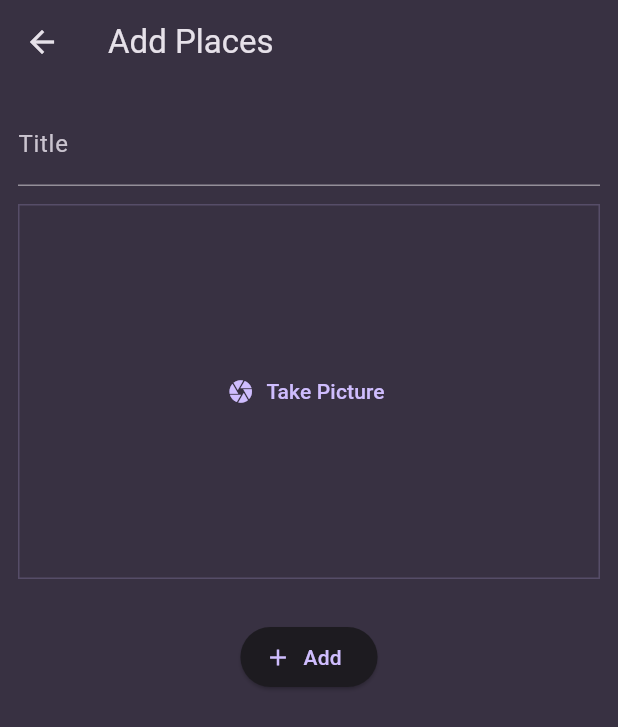
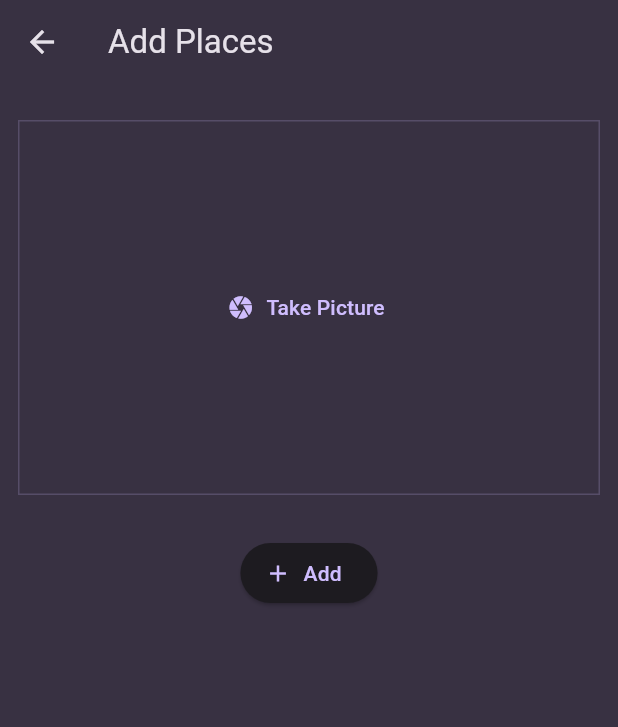
Before and after one commit to madhav2348/image_ml, a Flutter app: the screen it shows after launch, after a tap on the "add" icon, on a phone screen of 412 x 824 dp. Shown: the top 727 px of the screen. Run offline on Flutter 3.47's test engine with Material 3 defaults, Android fonts, the phone set to English and light mode, and no system bars; our stand-ins replace flutter_riverpod, image_picker, sqflite; accounts and stored records are empty.

Commit message:
minor changes

```diff
--- a/lib/screen/add_place.dart
+++ b/lib/screen/add_place.dart
@@ -39,11 +39,6 @@ class _AddPlaceState extends ConsumerState<AddPlace> {
         padding: const EdgeInsets.all(12),
         child: Column(
           children: [
-            TextField(
-              decoration: const InputDecoration(label: Text('Title')),
-              controller: _titleController,
-              style: TextStyle(color: Theme.of(context).colorScheme.surface),
-            ),
             const SizedBox(height: 12),
             ImageInput(onPickImage: (image) => _selectImage = image),
             const SizedBox(height: 12),
--- a/lib/screen/place_screen.dart
+++ b/lib/screen/place_screen.dart
@@ -23,18 +23,7 @@ class _PlaceScreenState extends ConsumerState<PlaceScreen> {
   Widget build(BuildContext context) {
     final userPlace = ref.watch(placeProvider);
     return Scaffold(
-      appBar: AppBar(
-        title: const Text('Image'),
-        actions: [
-          IconButton(
-            onPressed:
-                () => Navigator.of(
-                  context,
-                ).push(MaterialPageRoute(builder: (ctx) => const AddPlace())),
-            icon: const Icon(Icons.add),
-          ),
-        ],
-      ),
+      appBar: AppBar(title: const Text('Image')),
       body: Padding(
         padding: const EdgeInsets.all(8.0),
         child: FutureBuilder(
@@ -46,6 +35,18 @@ class _PlaceScreenState extends ConsumerState<PlaceScreen> {
                       : PlaceList(places: userPlace),
         ),
       ),
+      bottomNavigationBar: SizedBox(
+        height: 80,
+        child: Center(
+          child: ElevatedButton(
+            onPressed:
+                () => Navigator.of(
+                  context,
+                ).push(MaterialPageRoute(builder: (ctx) => const AddPlace())),
+            child: const Icon(Icons.add),
+          ),
+        ),
+      ),
     );
   }
 }
```
